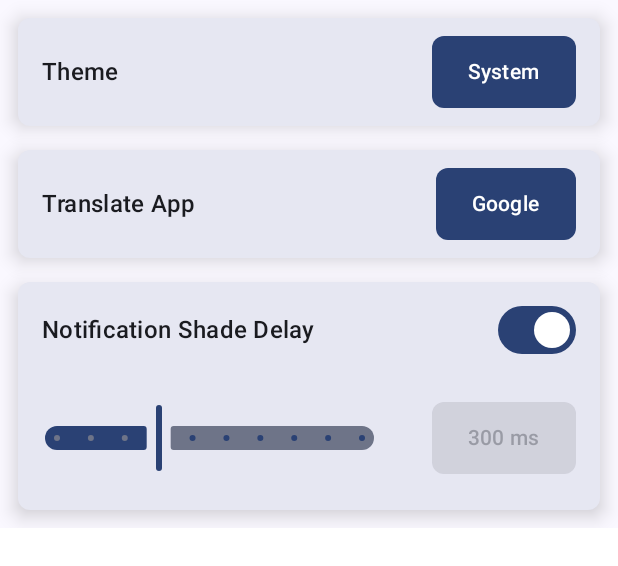
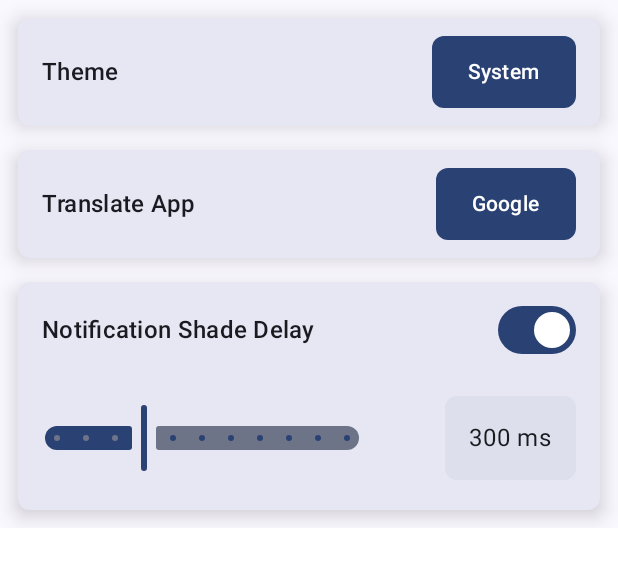
Before and after one commit to vamsi3/screen-translator, an Android app built with Jetpack Compose: the @Preview function SettingsPreview, on a phone screen of 412 x 824 dp. Shown: the top 566 px of the screen. Run offline under Robolectric (Android 15) with nearby library versions, the phone set to English and light mode, and no system bars; our stand-ins replace Dagger/Hilt's generated code.

```diff
--- a/app/src/main/AndroidManifest.xml
+++ b/app/src/main/AndroidManifest.xml
@@ -63,7 +63,7 @@
 
         <provider
             android:name="androidx.core.content.FileProvider"
-            android:authorities="com.vamsi3.android.screentranslator.fileProvider"
+            android:authorities="${applicationId}.fileProvider"
             android:exported="false"
             android:grantUriPermissions="true">
             <meta-data
--- a/build-logic/src/main/kotlin/com/vamsi3/android/screentranslator/gradle/plugin/android-library.gradle.kts
+++ b/build-logic/src/main/kotlin/com/vamsi3/android/screentranslator/gradle/plugin/android-library.gradle.kts
@@ -16,9 +16,9 @@ dependencies {
 }
 
 android {
-    compileSdk = 33
+    compileSdk = 34
     defaultConfig {
-        minSdk = 30
+        minSdk = 31
     }
     compileOptions {
         sourceCompatibility = JavaVersion.VERSION_17
--- a/core/datastore/src/main/java/com/vamsi3/android/screentranslator/core/datastore/UserPreferencesDataSource.kt
+++ b/core/datastore/src/main/java/com/vamsi3/android/screentranslator/core/datastore/UserPreferencesDataSource.kt
@@ -36,7 +36,6 @@ class UserPreferencesDataSource @Inject constructor(
                     UserTranslateAppPreferenceProto.TRANSLATE_APP_GOOGLE -> TranslateApp.GOOGLE
 
                     UserTranslateAppPreferenceProto.TRANSLATE_APP_DEEPL_TRANSLATE -> TranslateApp.DEEPL_TRANSLATE
-                    UserTranslateAppPreferenceProto.TRANSLATE_APP_GOOGLE_LENS -> TranslateApp.GOOGLE_LENS
                     UserTranslateAppPreferenceProto.TRANSLATE_APP_NAVER_PAPAGO -> TranslateApp.NAVER_PAPAGO
                 },
             )
@@ -74,7 +73,6 @@ class UserPreferencesDataSource @Inject constructor(
                 this.userTranslateAppPreference = when (translateApp) {
                     TranslateApp.DEEPL_TRANSLATE -> UserTranslateAppPreferenceProto.TRANSLATE_APP_DEEPL_TRANSLATE
                     TranslateApp.GOOGLE -> UserTranslateAppPreferenceProto.TRANSLATE_APP_GOOGLE
-                    TranslateApp.GOOGLE_LENS -> UserTranslateAppPreferenceProto.TRANSLATE_APP_GOOGLE_LENS
                     TranslateApp.NAVER_PAPAGO -> UserTranslateAppPreferenceProto.TRANSLATE_APP_NAVER_PAPAGO
                 }
             }
--- a/core/model/src/main/java/com/vamsi3/android/screentranslator/core/data/model/TranslateApp.kt
+++ b/core/model/src/main/java/com/vamsi3/android/screentranslator/core/data/model/TranslateApp.kt
@@ -7,7 +7,7 @@ enum class TranslateApp(
 ) {
     DEEPL_TRANSLATE("DeepL Translate", "com.deepl.mobiletranslator", "com.deepl.mobiletranslator.MainActivity"),
     GOOGLE("Google", "com.google.android.googlequicksearchbox", "com.google.android.apps.search.lens.LensShareEntryPointActivity"),
-    GOOGLE_LENS("Google Lens", "com.google.ar.lens", "com.google.vr.apps.ornament.app.lens.LensLauncherActivity"),
+//    GOOGLE_LENS("Google Lens", "com.google.ar.lens", "com.google.vr.apps.ornament.app.lens.LensLauncherActivity"),
     NAVER_PAPAGO("Naver Papago", "com.naver.labs.translator", "com.naver.labs.translator.ui.main.DeepLinkActivity"),
     ;
 
--- a/feature/settings/src/main/java/com/vamsi3/android/screentranslator/feature/settings/SettingsUi.kt
+++ b/feature/settings/src/main/java/com/vamsi3/android/screentranslator/feature/settings/SettingsUi.kt
@@ -275,8 +275,16 @@ fun NotificationShadeCollapseSetting(
         shadowElevation = 8.dp,
         shape = RoundedCornerShape(8.dp),
     ) {
-        var notificationShadeCollapseDelayDurationState by remember { mutableStateOf(notificationShadeCollapseDelayDuration) }
-        var isNotificationShadeCollapseEnabled by remember { mutableStateOf(notificationShadeCollapseDelayDurationState != 0L) }
+        var notificationShadeCollapseDelayDurationState by remember {
+            mutableStateOf(
+                notificationShadeCollapseDelayDuration
+            )
+        }
+        var isNotificationShadeCollapseEnabled by remember {
+            mutableStateOf(
+                notificationShadeCollapseDelayDurationState != 0L
+            )
+        }
 
         Column {
             Row(
@@ -300,7 +308,7 @@ fun NotificationShadeCollapseSetting(
             }
             Row(
                 modifier = Modifier
-                    .padding(start = 16.dp, top = 8.dp, bottom = 8.dp)
+                    .padding(horizontal = 16.dp, vertical = 8.dp)
                     .fillMaxWidth(),
                 verticalAlignment = Alignment.CenterVertically,
                 horizontalArrangement = Arrangement.SpaceBetween,
@@ -309,28 +317,29 @@ fun NotificationShadeCollapseSetting(
                     value = notificationShadeCollapseDelayDurationState.toFloat(),
                     onValueChange = { notificationShadeCollapseDelayDurationState = it.toLong() },
                     onValueChangeFinished = {
-                        isNotificationShadeCollapseEnabled = notificationShadeCollapseDelayDurationState != 0L
+                        isNotificationShadeCollapseEnabled =
+                            notificationShadeCollapseDelayDurationState != 0L
                         onChangeNotificationShadeCollapseDelayDuration(
                             notificationShadeCollapseDelayDurationState
                         )
                     },
-                    valueRange = 0f..900f,
-                    steps = 8,
+                    valueRange = 0f..1000f,
+                    steps = 9,
                     modifier = Modifier
                         .padding(vertical = 16.dp)
                         .fillMaxWidth(0.6f),
                     enabled = isNotificationShadeCollapseEnabled
                 )
                 if (isNotificationShadeCollapseEnabled) {
-                    Button(
-                        enabled = false,
-                        onClick = {},
+                    Surface(
+                        tonalElevation = 8.dp,
                         shape = RoundedCornerShape(8.dp),
-                        modifier = Modifier
-                            .padding(horizontal = 16.dp, vertical = 4.dp)
-                            .height(48.dp),
                     ) {
-                        Text("$notificationShadeCollapseDelayDurationState ms")
+                        Text(
+                            "$notificationShadeCollapseDelayDurationState ms",
+                            modifier = Modifier
+                                .padding(horizontal = 16.dp, vertical = 16.dp)
+                        )
                     }
                 }
             }
--- a/feature/translate/build.gradle.kts
+++ b/feature/translate/build.gradle.kts
@@ -13,6 +13,7 @@ dependencies {
     implementation(project(":core:model"))
     implementation(project(":core:resource"))
     implementation(project(":feature:settings"))
+    implementation(libs.androidx.core)
     implementation(libs.androidx.core.ktx)
     implementation(libs.androidx.hilt.navigation.compose)
 }
--- a/feature/translate/src/main/res/xml/accessibility_service_config.xml
+++ b/feature/translate/src/main/res/xml-v34/accessibility_service_config.xml
@@ -1,8 +1,9 @@
 <?xml version="1.0" encoding="utf-8"?>
 <accessibility-service xmlns:android="http://schemas.android.com/apk/res/android"
     android:animatedImageDrawable="@drawable/ic_translate_tile"
+    android:canRetrieveWindowContent="true"
     android:canTakeScreenshot="true"
-    android:accessibilityFlags="flagDefault"
     android:htmlDescription="@string/translator_accessibility_service_html_description"
     android:settingsActivity="com.vamsi3.android.screentranslator.MainActivity"
-    android:summary="@string/translator_accessibility_service_summary" />
+    android:summary="@string/translator_accessibility_service_summary"
+/>
```
Also changed, not shown: build-logic/settings.gradle.kts (+8 -1 lines), build-logic/src/main/kotlin/com/vamsi3/android/screentranslator/gradle/plugin/android-application.gradle.kts (+3 -8 lines), feature/translate/src/main/java/com/vamsi3/android/screentranslator/feature/translate/ScreenTranslatorAccessibilityService.kt (+60 -28 lines), feature/translate/src/main/res/xml-v33/accessibility_service_config.xml (deleted, +0 -8 lines), gradle/libs.versions.toml (+15 -14 lines), settings.gradle.kts (+8 -2 lines), feature/translate/src/main/res/xml-v34/filepaths.xml (renamed from feature/translate/src/main/res/xml/filepaths.xml), gradle/wrapper/gradle-wrapper.properties, 2 other files.
